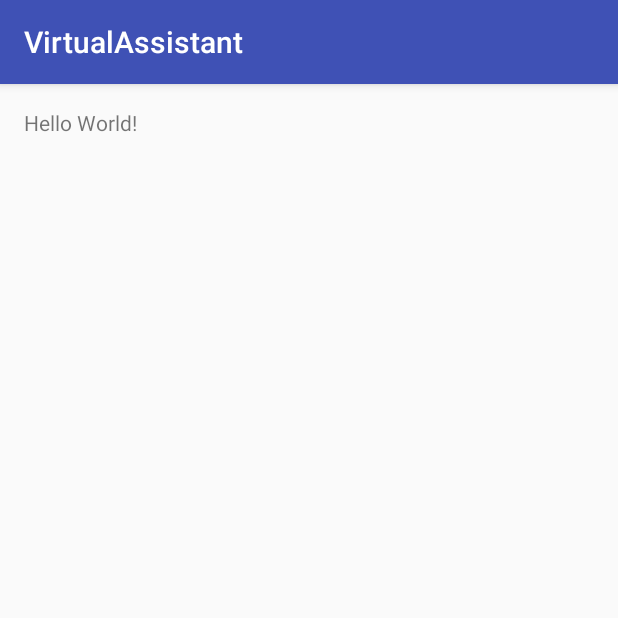
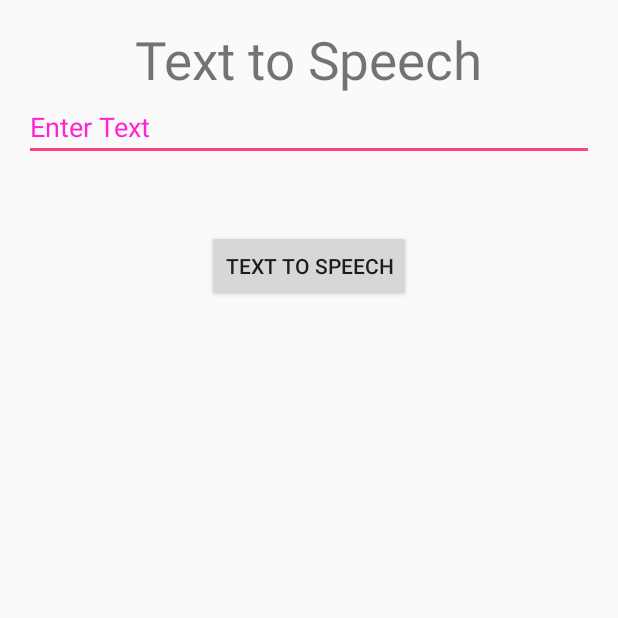
Before and after one commit to snehpahilwani/ProjectDialogSystem-NLP, an Android app: the screen it shows after launch (MainActivity), on a phone screen of 412 x 824 dp, the top half of it. Run offline under Robolectric (Android 15) with nearby library versions, the phone set to English and light mode, and no system bars.

Commit message:
feat: added tts sample

```diff
--- a/app/src/main/java/com/example/dialog/virtualassistant/MainActivity.java
+++ b/app/src/main/java/com/example/dialog/virtualassistant/MainActivity.java
@@ -1,13 +1,50 @@
 package com.example.dialog.virtualassistant;
 
-import android.support.v7.app.AppCompatActivity;
+import android.app.Activity;
 import android.os.Bundle;
+import android.speech.tts.TextToSpeech;
+import android.view.View;
+import android.widget.Button;
+import android.widget.EditText;
+import java.util.Locale;
+import android.widget.Toast;
 
-public class MainActivity extends AppCompatActivity {
+public class MainActivity extends Activity {
+    TextToSpeech t1;
+    EditText ed1;
+    Button b1;
 
     @Override
     protected void onCreate(Bundle savedInstanceState) {
         super.onCreate(savedInstanceState);
         setContentView(R.layout.activity_main);
+        ed1=(EditText)findViewById(R.id.editText);
+        b1=(Button)findViewById(R.id.button);
+
+        t1=new TextToSpeech(getApplicationContext(), new TextToSpeech.OnInitListener() {
+            @Override
+            public void onInit(int status) {
+                if(status != TextToSpeech.ERROR) {
+                    t1.setLanguage(Locale.UK);
+                }
+            }
+        });
+
+        b1.setOnClickListener(new View.OnClickListener() {
+            @Override
+            public void onClick(View v) {
+                String toSpeak = ed1.getText().toString();
+                Toast.makeText(getApplicationContext(), toSpeak,Toast.LENGTH_SHORT).show();
+                t1.speak(toSpeak, TextToSpeech.QUEUE_FLUSH, null);
+            }
+        });
+    }
+
+    public void onPause(){
+        if(t1 !=null){
+            t1.stop();
+            t1.shutdown();
+        }
+        super.onPause();
     }
 }
--- a/app/src/main/res/layout/activity_main.xml
+++ b/app/src/main/res/layout/activity_main.xml
@@ -1,17 +1,42 @@
 <?xml version="1.0" encoding="utf-8"?>
 <RelativeLayout xmlns:android="http://schemas.android.com/apk/res/android"
-    xmlns:tools="http://schemas.android.com/tools"
-    android:id="@+id/activity_main"
-    android:layout_width="match_parent"
-    android:layout_height="match_parent"
-    android:paddingBottom="@dimen/activity_vertical_margin"
-    android:paddingLeft="@dimen/activity_horizontal_margin"
+    xmlns:tools="http://schemas.android.com/tools" android:layout_width="match_parent"
+    android:layout_height="match_parent" android:paddingLeft="@dimen/activity_horizontal_margin"
     android:paddingRight="@dimen/activity_horizontal_margin"
     android:paddingTop="@dimen/activity_vertical_margin"
-    tools:context="com.example.dialog.virtualassistant.MainActivity">
+    android:paddingBottom="@dimen/activity_vertical_margin"
+    tools:context=".MainActivity"
+    android:transitionGroup="true">
 
-    <TextView
+    <TextView android:text="Text to Speech" android:layout_width="wrap_content"
+        android:layout_height="wrap_content"
+        android:id="@+id/textview"
+        android:textSize="35dp"
+        android:layout_alignParentTop="true"
+        android:layout_centerHorizontal="true" />
+
+
+    <EditText
         android:layout_width="wrap_content"
         android:layout_height="wrap_content"
-        android:text="Hello World!" />
+        android:id="@+id/editText"
+        android:layout_below="@+id/imageView"
+        android:layout_marginTop="46dp"
+        android:hint="Enter Text"
+        android:layout_alignParentRight="true"
+        android:layout_alignParentEnd="true"
+        android:layout_alignParentLeft="true"
+        android:layout_alignParentStart="true"
+        android:textColor="#ff7aff10"
+        android:textColorHint="#ffff23d1" />
+
+    <Button
+        android:layout_width="wrap_content"
+        android:layout_height="wrap_content"
+        android:text="Text to Speech"
+        android:id="@+id/button"
+        android:layout_below="@+id/editText"
+        android:layout_centerHorizontal="true"
+        android:layout_marginTop="46dp" />
+
 </RelativeLayout>
```
